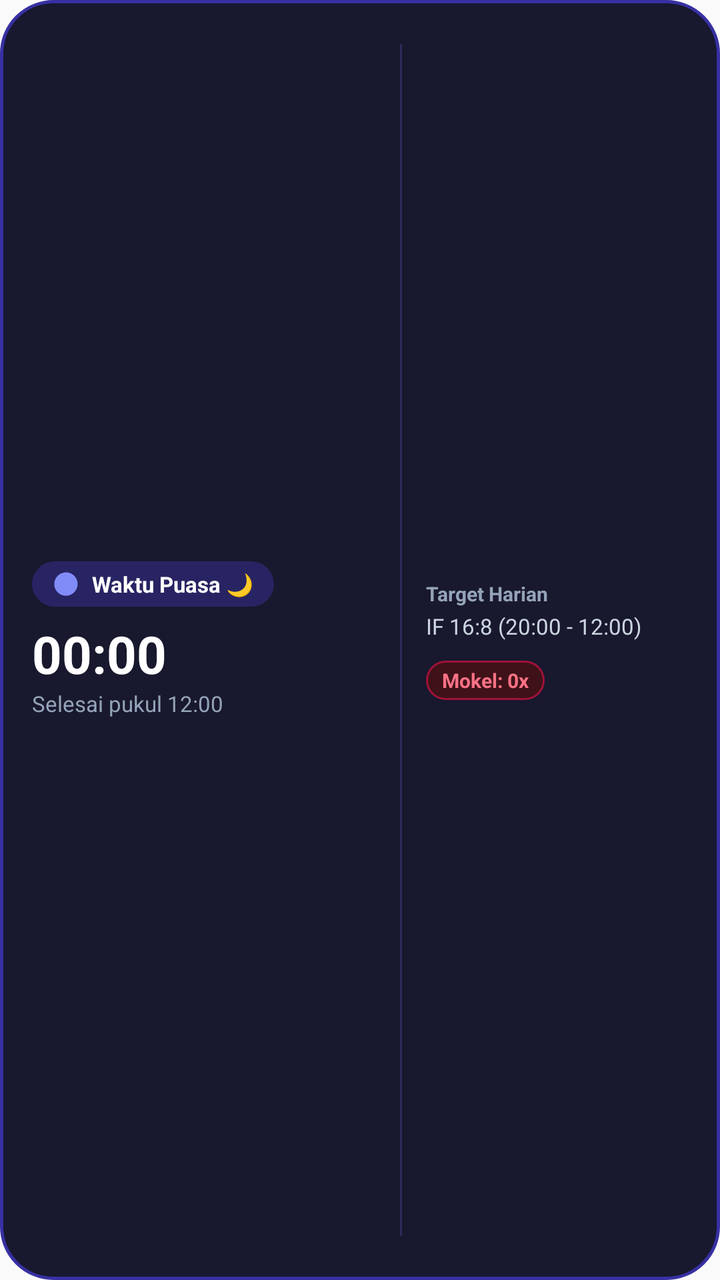
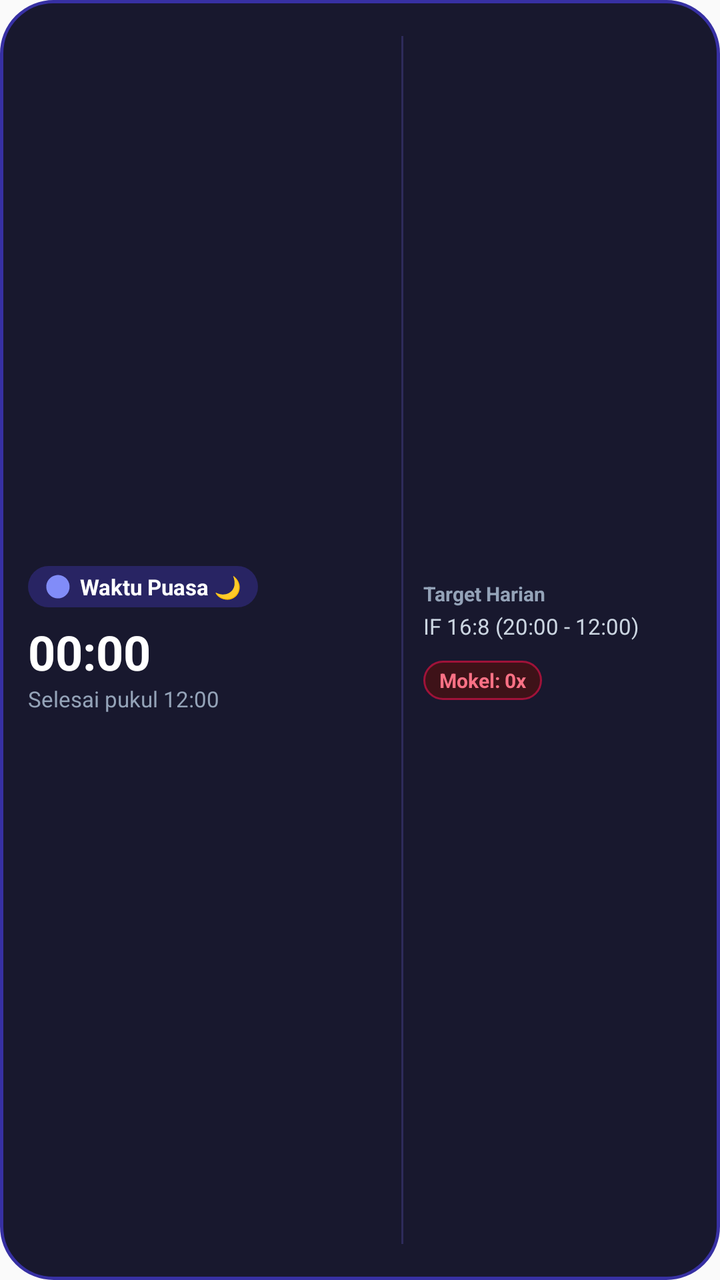

The first picture is an Android layout as it rendered before a commit; the second is the same layout after the commit. The layout source and the unified diff follow.
<!-- AndroidManifest.xml: application theme Theme.WhatIF -->
<!-- res/layout/widget_fasting_3x2.xml -->
<?xml version="1.0" encoding="utf-8"?>
<LinearLayout xmlns:android="http://schemas.android.com/apk/res/android"
    android:id="@+id/widget_root"
    android:layout_width="match_parent"
    android:layout_height="match_parent"
    android:background="@drawable/widget_bg_fasting"
    android:orientation="horizontal"
    android:gravity="center_vertical"
    android:padding="16dp">

    
    <LinearLayout
        android:layout_width="0dp"
        android:layout_height="wrap_content"
        android:layout_weight="1.2"
        android:orientation="vertical">

        
        <LinearLayout
            android:id="@+id/widget_chip_container"
            android:layout_width="wrap_content"
            android:layout_height="wrap_content"
            android:background="@drawable/widget_chip_fasting"
            android:orientation="horizontal"
            android:gravity="center_vertical"
            android:paddingStart="10dp"
            android:paddingEnd="10dp"
            android:paddingTop="4dp"
            android:paddingBottom="4dp">

            <ImageView
                android:id="@+id/widget_icon"
                android:layout_width="14dp"
                android:layout_height="14dp"
                android:src="@drawable/ic_widget_moon"
                android:contentDescription="@null" />

            <TextView
                android:id="@+id/widget_phase_title"
                android:layout_width="wrap_content"
                android:layout_height="wrap_content"
                android:layout_marginStart="6dp"
                android:text="Waktu Puasa 🌙"
                android:textColor="@color/widget_text_primary"
                android:textSize="11sp"
                android:textStyle="bold" />
        </LinearLayout>

        <Space
            android:layout_width="match_parent"
            android:layout_height="6dp" />

        
        <Chronometer
            android:id="@+id/widget_chronometer"
            android:layout_width="wrap_content"
            android:layout_height="wrap_content"
            android:textColor="@color/widget_text_primary"
            android:textSize="26sp"
            android:textStyle="bold" />

        <TextView
            android:id="@+id/widget_countdown_text"
            android:layout_width="wrap_content"
            android:layout_height="wrap_content"
            android:text="00:00:00"
            android:textColor="@color/widget_text_primary"
            android:textSize="26sp"
            android:textStyle="bold"
            android:visibility="gone" />

        <TextView
            android:id="@+id/widget_target_time"
            android:layout_width="wrap_content"
            android:layout_height="wrap_content"
            android:text="Selesai pukul 12:00"
            android:textColor="@color/widget_text_muted"
            android:textSize="11sp" />
    </LinearLayout>

    
    <View
        android:layout_width="1dp"
        android:layout_height="match_parent"
        android:layout_marginTop="6dp"
        android:layout_marginBottom="6dp"
        android:layout_marginStart="10dp"
        android:layout_marginEnd="12dp"
        android:background="#2E2B5A" />

    
    <LinearLayout
        android:layout_width="0dp"
        android:layout_height="wrap_content"
        android:layout_weight="0.9"
        android:orientation="vertical">

        <TextView
            android:layout_width="wrap_content"
            android:layout_height="wrap_content"
            android:text="Target Harian"
            android:textColor="@color/widget_text_muted"
            android:textSize="10sp"
            android:textStyle="bold" />

        <TextView
            android:id="@+id/widget_schedule_info"
            android:layout_width="wrap_content"
            android:layout_height="wrap_content"
            android:layout_marginTop="2dp"
            android:text="IF 16:8 (20:00 - 12:00)"
            android:textColor="@color/widget_text_secondary"
            android:textSize="11sp" />

        <Space
            android:layout_width="match_parent"
            android:layout_height="10dp" />

        <TextView
            android:id="@+id/widget_mokel_badge"
            android:layout_width="wrap_content"
            android:layout_height="wrap_content"
            android:background="@drawable/widget_chip_mokel"
            android:paddingStart="8dp"
            android:paddingEnd="8dp"
            android:paddingTop="3dp"
            android:paddingBottom="3dp"
            android:text="Mokel: 0x"
            android:textColor="@color/widget_mokel_text"
            android:textSize="10sp"
            android:textStyle="bold" />
    </LinearLayout>

</LinearLayout>
<!-- resources referenced by this layout -->
<resources>
  <color name="widget_mokel_text">#FB7185</color>
  <color name="widget_text_muted">#94A3B8</color>
  <color name="widget_text_primary">#FFFFFF</color>
  <color name="widget_text_secondary">#CBD5E1</color>
  <!-- drawable ic_widget_moon (drawable) -->
  <vector xmlns:android="http://schemas.android.com/apk/res/android"
      android:width="24dp"
      android:height="24dp"
      android:viewportWidth="24"
      android:viewportHeight="24">
      <path
          android:fillColor="#818CF8"
          android:pathData="M12.3,2a10,10 0 0,0 -1.9,0.18 10,10 0 1,0 11.42,11.42A10,10 0 0,0 12.3,2z" />
  </vector>
  <!-- drawable widget_bg_fasting (drawable) -->
  <?xml version="1.0" encoding="utf-8"?>
  <shape xmlns:android="http://schemas.android.com/apk/res/android"
      android:shape="rectangle">
      <corners android:radius="26dp" />
      <solid android:color="@color/fasting_card_bg" />
      <stroke
          android:width="1.5dp"
          android:color="@color/fasting_card_stroke" />
  </shape>
  <!-- drawable widget_chip_fasting (drawable) -->
  <?xml version="1.0" encoding="utf-8"?>
  <shape xmlns:android="http://schemas.android.com/apk/res/android"
      android:shape="rectangle">
      <corners android:radius="50dp" />
      <solid android:color="@color/fasting_chip_bg" />
  </shape>
  <!-- drawable widget_chip_mokel (drawable) -->
  <?xml version="1.0" encoding="utf-8"?>
  <shape xmlns:android="http://schemas.android.com/apk/res/android"
      android:shape="rectangle">
      <corners android:radius="50dp" />
      <solid android:color="@color/widget_mokel_bg" />
      <stroke
          android:width="1dp"
          android:color="@color/widget_mokel_stroke" />
  </shape>
  <style name="Theme.WhatIF" parent="android:Theme.Material.Light.NoActionBar" />
  <color name="fasting_card_bg">#18182E</color>
  <color name="fasting_card_stroke">#3730A3</color>
  <color name="fasting_chip_bg">#282463</color>
  <color name="widget_mokel_bg">#3E1218</color>
  <color name="widget_mokel_stroke">#9F1239</color>
</resources>

<!-- the commit's change to res/layout/widget_fasting_3x2.xml (unified diff, before → after) -->
@@ -4,9 +4,9 @@
     android:layout_width="match_parent"
     android:layout_height="match_parent"
     android:background="@drawable/widget_bg_fasting"
+    android:gravity="center_vertical"
     android:orientation="horizontal"
-    android:gravity="center_vertical"
-    android:padding="16dp">
+    android:padding="14dp">
 
     
     <LinearLayout
@@ -21,51 +21,52 @@
             android:layout_width="wrap_content"
             android:layout_height="wrap_content"
             android:background="@drawable/widget_chip_fasting"
+            android:gravity="center_vertical"
             android:orientation="horizontal"
-            android:gravity="center_vertical"
-            android:paddingStart="10dp"
-            android:paddingEnd="10dp"
-            android:paddingTop="4dp"
-            android:paddingBottom="4dp">
+            android:paddingStart="8dp"
+            android:paddingEnd="8dp"
+            android:paddingTop="3dp"
+            android:paddingBottom="3dp">
 
             <ImageView
                 android:id="@+id/widget_icon"
                 android:layout_width="14dp"
                 android:layout_height="14dp"
-                android:src="@drawable/ic_widget_moon"
-                android:contentDescription="@null" />
+                android:contentDescription="@null"
+                android:src="@drawable/ic_widget_moon" />
 
             <TextView
                 android:id="@+id/widget_phase_title"
                 android:layout_width="wrap_content"
                 android:layout_height="wrap_content"
-                android:layout_marginStart="6dp"
+                android:layout_marginStart="4dp"
+                android:singleLine="true"
                 android:text="Waktu Puasa 🌙"
                 android:textColor="@color/widget_text_primary"
                 android:textSize="11sp"
                 android:textStyle="bold" />
         </LinearLayout>
 
-        <Space
-            android:layout_width="match_parent"
-            android:layout_height="6dp" />
-
         
         <Chronometer
             android:id="@+id/widget_chronometer"
             android:layout_width="wrap_content"
             android:layout_height="wrap_content"
+            android:layout_marginTop="6dp"
+            android:singleLine="true"
             android:textColor="@color/widget_text_primary"
-            android:textSize="26sp"
+            android:textSize="24sp"
             android:textStyle="bold" />
 
         <TextView
             android:id="@+id/widget_countdown_text"
             android:layout_width="wrap_content"
             android:layout_height="wrap_content"
+            android:layout_marginTop="6dp"
+            android:singleLine="true"
             android:text="00:00:00"
             android:textColor="@color/widget_text_primary"
-            android:textSize="26sp"
+            android:textSize="24sp"
             android:textStyle="bold"
             android:visibility="gone" />
 
@@ -73,19 +74,20 @@
             android:id="@+id/widget_target_time"
             android:layout_width="wrap_content"
             android:layout_height="wrap_content"
+            android:singleLine="true"
             android:text="Selesai pukul 12:00"
             android:textColor="@color/widget_text_muted"
             android:textSize="11sp" />
     </LinearLayout>
 
     
-    <View
+    <FrameLayout
         android:layout_width="1dp"
         android:layout_height="match_parent"
-        android:layout_marginTop="6dp"
-        android:layout_marginBottom="6dp"
-        android:layout_marginStart="10dp"
-        android:layout_marginEnd="12dp"
+        android:layout_marginStart="8dp"
+        android:layout_marginEnd="10dp"
+        android:layout_marginTop="4dp"
+        android:layout_marginBottom="4dp"
         android:background="#2E2B5A" />
 
     
@@ -98,6 +100,7 @@
         <TextView
             android:layout_width="wrap_content"
             android:layout_height="wrap_content"
+            android:singleLine="true"
             android:text="Target Harian"
             android:textColor="@color/widget_text_muted"
             android:textSize="10sp"
@@ -108,23 +111,22 @@
             android:layout_width="wrap_content"
             android:layout_height="wrap_content"
             android:layout_marginTop="2dp"
+            android:singleLine="true"
             android:text="IF 16:8 (20:00 - 12:00)"
             android:textColor="@color/widget_text_secondary"
             android:textSize="11sp" />
-
-        <Space
-            android:layout_width="match_parent"
-            android:layout_height="10dp" />
 
         <TextView
             android:id="@+id/widget_mokel_badge"
             android:layout_width="wrap_content"
             android:layout_height="wrap_content"
+            android:layout_marginTop="10dp"
             android:background="@drawable/widget_chip_mokel"
             android:paddingStart="8dp"
             android:paddingEnd="8dp"
             android:paddingTop="3dp"
             android:paddingBottom="3dp"
+            android:singleLine="true"
             android:text="Mokel: 0x"
             android:textColor="@color/widget_mokel_text"
             android:textSize="10sp"
